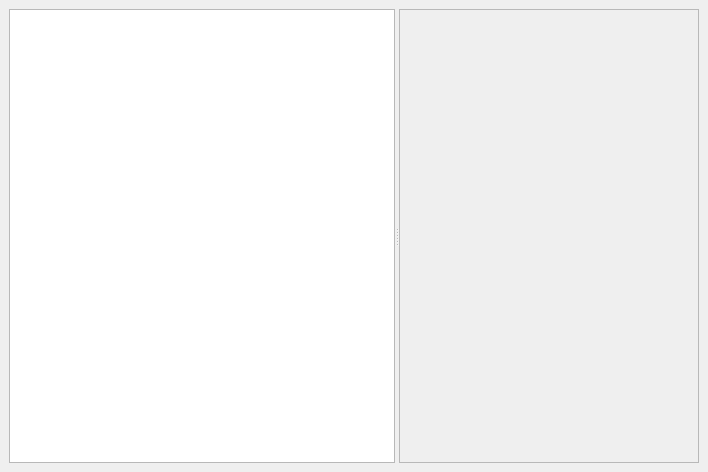
This is BartleBlog/ui/main_config.ui in ralsina/ra-blog as Qt 5 draws it before an edit. The edited form follows.
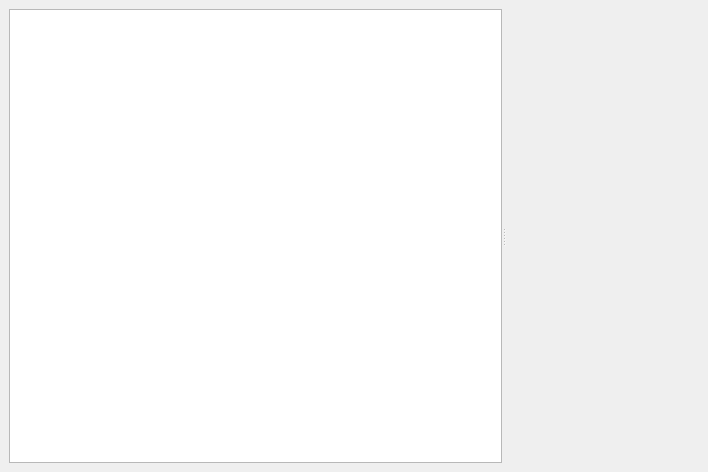
This is the edited form.

Commit message: Configuration editor with nested config widget a là kde control panel

```diff
--- a/BartleBlog/ui/main_config.ui
+++ b/BartleBlog/ui/main_config.ui
@@ -12,7 +12,7 @@
   <property name="windowTitle" >
    <string>Dialog</string>
   </property>
-  <layout class="QHBoxLayout" >
+  <layout class="QVBoxLayout" >
    <property name="margin" >
     <number>9</number>
    </property>
@@ -20,7 +20,7 @@
     <number>6</number>
    </property>
    <item>
-    <widget class="QSplitter" name="splitter_2" >
+    <widget class="QSplitter" name="splitter" >
      <property name="orientation" >
       <enum>Qt::Horizontal</enum>
      </property>
@@ -29,37 +29,18 @@
        <sizepolicy>
         <hsizetype>7</hsizetype>
         <vsizetype>7</vsizetype>
-        <horstretch>1</horstretch>
+        <horstretch>0</horstretch>
         <verstretch>0</verstretch>
        </sizepolicy>
       </property>
      </widget>
-     <widget class="QSplitter" name="splitter" >
-      <property name="orientation" >
-       <enum>Qt::Horizontal</enum>
-      </property>
       <widget class="QFrame" name="frame" >
-       <property name="sizePolicy" >
-        <sizepolicy>
-         <hsizetype>7</hsizetype>
-         <vsizetype>5</vsizetype>
-         <horstretch>4</horstretch>
-         <verstretch>0</verstretch>
-        </sizepolicy>
-       </property>
-       <property name="minimumSize" >
-        <size>
-         <width>300</width>
-         <height>16</height>
-        </size>
-       </property>
        <property name="frameShape" >
-        <enum>QFrame::StyledPanel</enum>
+       <enum>QFrame::NoFrame</enum>
        </property>
        <property name="frameShadow" >
         <enum>QFrame::Raised</enum>
        </property>
-      </widget>
      </widget>
     </widget>
    </item>
```
Lines whose indentation alone changed are shown as unchanged. The commit also changes 10 other files.
